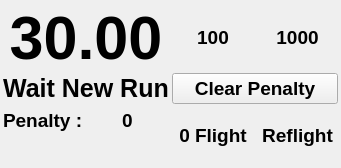
The window that F3FChrono/gui/WChrono.ui (jomarin38/F3FChrono) describes before a commit, drawn with Qt 5.
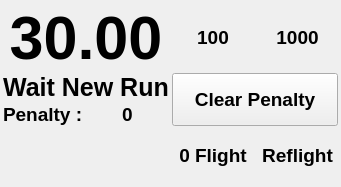
The same window after the commit.

Commit message: Adding wind info on chrono HMI

```diff
--- a/F3FChrono/gui/WChrono.ui
+++ b/F3FChrono/gui/WChrono.ui
@@ -7,7 +7,7 @@
     <x>0</x>
     <y>0</y>
     <width>341</width>
-    <height>168</height>
+    <height>186</height>
    </rect>
   </property>
   <property name="sizePolicy">
@@ -76,78 +76,6 @@
      </property>
     </widget>
    </item>
-   <item row="1" column="2" colspan="2">
-    <widget class="QPushButton" name="btn_clear_penalty">
-     <property name="sizePolicy">
-      <sizepolicy hsizetype="Preferred" vsizetype="Expanding">
-       <horstretch>0</horstretch>
-       <verstretch>0</verstretch>
-      </sizepolicy>
-     </property>
-     <property name="maximumSize">
-      <size>
-       <width>16777215</width>
-       <height>16777215</height>
-      </size>
-     </property>
-     <property name="font">
-      <font>
-       <pointsize>14</pointsize>
-       <weight>75</weight>
-       <bold>true</bold>
-      </font>
-     </property>
-     <property name="text">
-      <string>Clear Penalty</string>
-     </property>
-    </widget>
-   </item>
-   <item row="0" column="0" colspan="2">
-    <widget class="QLabel" name="Time_label">
-     <property name="sizePolicy">
-      <sizepolicy hsizetype="Expanding" vsizetype="Expanding">
-       <horstretch>0</horstretch>
-       <verstretch>0</verstretch>
-      </sizepolicy>
-     </property>
-     <property name="font">
-      <font>
-       <pointsize>46</pointsize>
-       <weight>75</weight>
-       <bold>true</bold>
-      </font>
-     </property>
-     <property name="text">
-      <string>30.00</string>
-     </property>
-     <property name="alignment">
-      <set>Qt::AlignCenter</set>
-     </property>
-    </widget>
-   </item>
-   <item row="2" column="2" rowspan="2">
-    <widget class="QLabel" name="nullFlight">
-     <property name="sizePolicy">
-      <sizepolicy hsizetype="Expanding" vsizetype="Expanding">
-       <horstretch>0</horstretch>
-       <verstretch>0</verstretch>
-      </sizepolicy>
-     </property>
-     <property name="font">
-      <font>
-       <pointsize>14</pointsize>
-       <weight>75</weight>
-       <bold>true</bold>
-      </font>
-     </property>
-     <property name="text">
-      <string>0 Flight</string>
-     </property>
-     <property name="alignment">
-      <set>Qt::AlignCenter</set>
-     </property>
-    </widget>
-   </item>
    <item row="3" column="0" colspan="2">
     <widget class="QLabel" name="nullFlightLabel">
      <property name="sizePolicy">
@@ -214,8 +142,8 @@
      </property>
     </widget>
    </item>
-   <item row="2" column="3" rowspan="2">
-    <widget class="QLabel" name="reflight">
+   <item row="0" column="0" colspan="2">
+    <widget class="QLabel" name="Time_label">
      <property name="sizePolicy">
       <sizepolicy hsizetype="Expanding" vsizetype="Expanding">
        <horstretch>0</horstretch>
@@ -224,13 +152,13 @@
      </property>
      <property name="font">
       <font>
-       <pointsize>14</pointsize>
+       <pointsize>46</pointsize>
        <weight>75</weight>
        <bold>true</bold>
       </font>
      </property>
      <property name="text">
-      <string>Reflight</string>
+      <string>30.00</string>
      </property>
      <property name="alignment">
       <set>Qt::AlignCenter</set>
@@ -283,6 +211,101 @@
      </property>
     </widget>
    </item>
+   <item row="4" column="0" colspan="2">
+    <widget class="QLabel" name="WindInfo">
+     <property name="sizePolicy">
+      <sizepolicy hsizetype="Preferred" vsizetype="Preferred">
+       <horstretch>0</horstretch>
+       <verstretch>0</verstretch>
+      </sizepolicy>
+     </property>
+     <property name="font">
+      <font>
+       <pointsize>18</pointsize>
+       <weight>75</weight>
+       <bold>true</bold>
+      </font>
+     </property>
+     <property name="text">
+      <string/>
+     </property>
+     <property name="alignment">
+      <set>Qt::AlignCenter</set>
+     </property>
+    </widget>
+   </item>
+   <item row="1" column="2" rowspan="2" colspan="2">
+    <widget class="QPushButton" name="btn_clear_penalty">
+     <property name="sizePolicy">
+      <sizepolicy hsizetype="Preferred" vsizetype="Expanding">
+       <horstretch>0</horstretch>
+       <verstretch>0</verstretch>
+      </sizepolicy>
+     </property>
+     <property name="maximumSize">
+      <size>
+       <width>16777215</width>
+       <height>16777215</height>
+      </size>
+     </property>
+     <property name="font">
+      <font>
+       <pointsize>14</pointsize>
+       <weight>75</weight>
+       <bold>true</bold>
+      </font>
+     </property>
+     <property name="text">
+      <string>Clear Penalty</string>
+     </property>
+    </widget>
+   </item>
+   <item row="3" column="2" rowspan="2">
+    <widget class="QLabel" name="nullFlight">
+     <property name="sizePolicy">
+      <sizepolicy hsizetype="Expanding" vsizetype="Expanding">
+       <horstretch>0</horstretch>
+       <verstretch>0</verstretch>
+      </sizepolicy>
+     </property>
+     <property name="font">
+      <font>
+       <pointsize>14</pointsize>
+       <weight>75</weight>
+       <bold>true</bold>
+      </font>
+     </property>
+     <property name="text">
+      <string>0 Flight</string>
+     </property>
+     <property name="alignment">
+      <set>Qt::AlignCenter</set>
+     </property>
+    </widget>
+   </item>
+   <item row="3" column="3" rowspan="2">
+    <widget class="QLabel" name="reflight">
+     <property name="sizePolicy">
+      <sizepolicy hsizetype="Expanding" vsizetype="Expanding">
+       <horstretch>0</horstretch>
+       <verstretch>0</verstretch>
+      </sizepolicy>
+     </property>
+     <property name="font">
+      <font>
+       <pointsize>14</pointsize>
+       <weight>75</weight>
+       <bold>true</bold>
+      </font>
+     </property>
+     <property name="text">
+      <string>Reflight</string>
+     </property>
+     <property name="alignment">
+      <set>Qt::AlignCenter</set>
+     </property>
+    </widget>
+   </item>
   </layout>
  </widget>
  <resources/>
```
Left out of the diff: 28 changed lines with no effect on the pictures. The commit also changes 5 other files.
